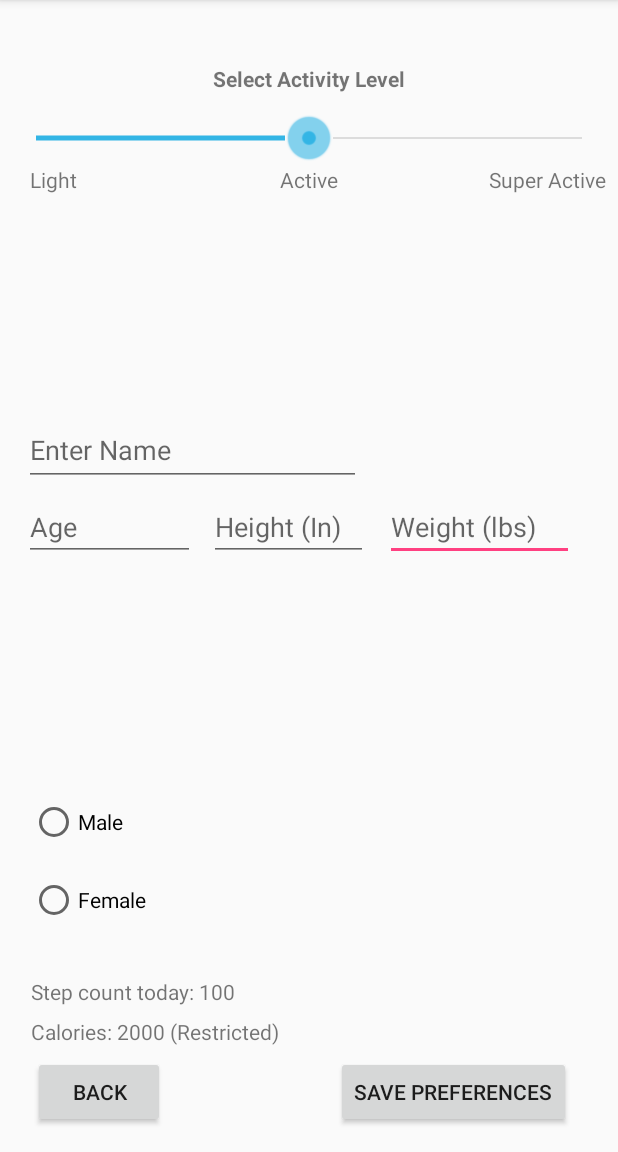
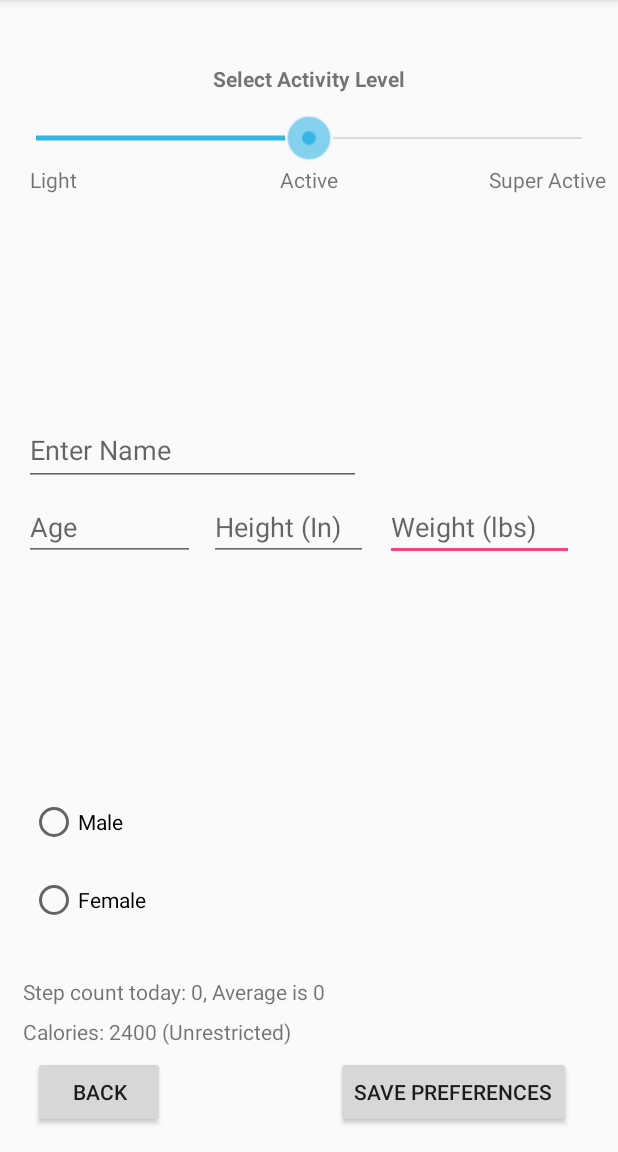
Before and after one commit to Bdthomson/Smart-Food, an Android app: the PreferencesActivity screen opened directly, with no data from a screen before it, on a phone screen of 412 x 824 dp, the part 84-1236 px from its top. Run offline under Robolectric (Android 15) with nearby library versions, the phone set to English and light mode, and no system bars.

Commit message:
Task 14 Complete
Preferences use real data.

```diff
--- a/app/src/main/java/com/schachte/android/proactive_food_app/activities/PreferencesActivity.java
+++ b/app/src/main/java/com/schachte/android/proactive_food_app/activities/PreferencesActivity.java
@@ -158,15 +158,24 @@ public class PreferencesActivity extends AppCompatActivity {
     }
 
 
+    /**
+     * Loads step data from the database and sets text views dynamically.
+     */
     private void loadCalorieTextFields() {
         DataAccessLayer dal = new DataAccessLayer(this);
-        int stepCount = 100;
-        //int stepCount = dal.getStepCount();
+        int stepCount = dal.getDailyStepCount(); // Steps logged today.
+        int averageStepCount = dal.getAverageForNow(); // Average steps logged by current local time.
 
         TextView stepView = (TextView) findViewById(R.id.stepsTakenTextField);
         TextView calorieView = (TextView) findViewById(R.id.calorieTextView);
 
-        stepView.setText("Step count today: " + Integer.toString(stepCount) + "");
+        stepView.setText("Step count today: " + Integer.toString(stepCount) + ", Average is " + averageStepCount);
+
+        // If the steps today are less than the average, restrict calories.
+        if (stepCount < averageStepCount)
+            calorieView.setText("Calories: 2000 (Restricted)");
+        else
+            calorieView.setText("Calories: 2400 (Unrestricted)");
 
     }
 }
```
